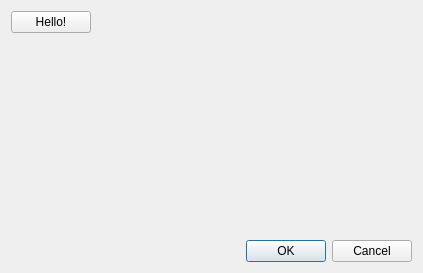
INF800/qgis_segment_anything, file segment_anything_dialog_base.ui: the form before one commit.
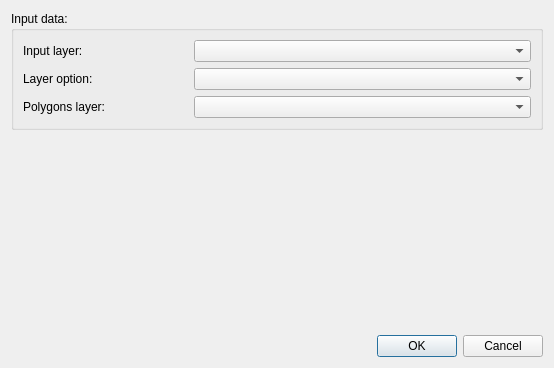
The form after the commit. Custom widgets are drawn as their Qt base class.

Commit message: ui: input data form

The edit to the form file:
```diff
--- a/segment_anything_dialog_base.ui
+++ b/segment_anything_dialog_base.ui
@@ -6,63 +6,130 @@
    <rect>
     <x>0</x>
     <y>0</y>
-    <width>423</width>
-    <height>273</height>
+    <width>554</width>
+    <height>368</height>
    </rect>
   </property>
   <property name="windowTitle">
    <string>Segment Anything</string>
   </property>
-  <layout class="QGridLayout" name="gridLayout">
+  <layout class="QGridLayout" name="gridLayout_2">
    <item row="0" column="0">
-    <widget class="QPushButton" name="pbHello">
-     <property name="text">
-      <string>Hello!</string>
+    <widget class="QgsCollapsibleGroupBox" name="mGroupBox_3">
+     <property name="sizePolicy">
+      <sizepolicy hsizetype="Preferred" vsizetype="Maximum">
+       <horstretch>0</horstretch>
+       <verstretch>0</verstretch>
+      </sizepolicy>
      </property>
+     <property name="title">
+      <string>Input data:</string>
+     </property>
+     <layout class="QGridLayout" name="gridLayout_5">
+      <item row="0" column="0">
+       <widget class="QLabel" name="lbInputDataLayer">
+        <property name="text">
+         <string>Input layer:</string>
+        </property>
+       </widget>
+      </item>
+      <item row="1" column="1" colspan="2">
+       <widget class="QComboBox" name="qmlcbInputDataLayerOption">
+        <property name="toolTip">
+         <string>&lt;html&gt;&lt;head/&gt;&lt;body&gt;&lt;p&gt;Defines what part of the &amp;quot;Input layer&amp;quot; should be processed.&lt;/p&gt;&lt;p&gt;&lt;br/&gt; - &amp;quot;&lt;span style=&quot; font-style:italic;&quot;&gt;Visible Part&lt;/span&gt;&amp;quot; allows to process the part currently visible on the map canvas.&lt;br/&gt; - &amp;quot;&lt;span style=&quot; font-style:italic;&quot;&gt;Entire Layer&lt;/span&gt;&amp;quot; allows to process the entire ortophoto file&lt;br/&gt; - &amp;quot;&lt;span style=&quot; font-style:italic;&quot;&gt;From Polygons&lt;/span&gt;&amp;quot; allows to select a polygon describing the area to be processed (e.g. if the processed field is a polygon, and we don't want to process outside of it)&lt;/p&gt;&lt;/body&gt;&lt;/html&gt;</string>
+        </property>
+       </widget>
+      </item>
+      <item row="1" column="0">
+       <widget class="QLabel" name="lbInputDataLayerOption">
+        <property name="text">
+         <string>Layer option:</string>
+        </property>
+       </widget>
+      </item>
+      <item row="0" column="1" colspan="2">
+       <widget class="QgsMapLayerComboBox" name="qmlcbInputDataLayer">
+        <property name="toolTip">
+         <string>&lt;html&gt;&lt;head/&gt;&lt;body&gt;&lt;p&gt;&lt;span style=&quot; font-weight:600;&quot;&gt;Layer which will be processed.&lt;/span&gt;&lt;/p&gt;&lt;p&gt;Most probably this is your ortophoto or map source (like satellite image from google earth).&lt;br/&gt;Needs to be a raster layer.&lt;/p&gt;&lt;/body&gt;&lt;/html&gt;</string>
+        </property>
+       </widget>
+      </item>
+      <item row="3" column="0">
+       <widget class="QLabel" name="lbInputDataPolygonsLayer">
+        <property name="text">
+         <string>Polygons layer:</string>
+        </property>
+       </widget>
+      </item>
+      <item row="3" column="1" colspan="2">
+       <widget class="QgsMapLayerComboBox" name="qmlcbInputDataPolygonsLayer">
+        <property name="toolTip">
+         <string>&lt;html&gt;&lt;head/&gt;&lt;body&gt;&lt;p&gt;Defines the layer which is being used as a mask for the processing of &amp;quot;Input layer&amp;quot;. &lt;br/&gt;Only pixels within this mask layer will be processed.&lt;/p&gt;&lt;p&gt;Needs to be a vector layer.&lt;/p&gt;&lt;/body&gt;&lt;/html&gt;</string>
+        </property>
+       </widget>
+      </item>
+     </layout>
     </widget>
    </item>
-   <item row="1" column="1">
-    <spacer name="verticalSpacer">
-     <property name="orientation">
-      <enum>Qt::Vertical</enum>
-     </property>
-     <property name="sizeHint" stdset="0">
-      <size>
-       <width>20</width>
-       <height>192</height>
-      </size>
-     </property>
-    </spacer>
-   </item>
-   <item row="2" column="1">
-    <layout class="QHBoxLayout" name="horizontalLayout">
-     <item>
-      <spacer name="horizontalSpacer">
+   <item row="1" column="0">
+    <layout class="QGridLayout" name="gridLayout">
+     <item row="1" column="0">
+      <layout class="QHBoxLayout" name="horizontalLayout">
+       <item>
+        <spacer name="horizontalSpacer">
+         <property name="orientation">
+          <enum>Qt::Horizontal</enum>
+         </property>
+         <property name="sizeHint" stdset="0">
+          <size>
+           <width>40</width>
+           <height>20</height>
+          </size>
+         </property>
+        </spacer>
+       </item>
+       <item>
+        <widget class="QDialogButtonBox" name="button_box">
+         <property name="orientation">
+          <enum>Qt::Horizontal</enum>
+         </property>
+         <property name="standardButtons">
+          <set>QDialogButtonBox::Cancel|QDialogButtonBox::Ok</set>
+         </property>
+        </widget>
+       </item>
+      </layout>
+     </item>
+     <item row="0" column="0">
+      <spacer name="verticalSpacer">
        <property name="orientation">
-        <enum>Qt::Horizontal</enum>
+        <enum>Qt::Vertical</enum>
        </property>
        <property name="sizeHint" stdset="0">
         <size>
-         <width>40</width>
-         <height>20</height>
+         <width>17</width>
+         <height>68</height>
         </size>
        </property>
       </spacer>
      </item>
-     <item>
-      <widget class="QDialogButtonBox" name="button_box">
-       <property name="orientation">
-        <enum>Qt::Horizontal</enum>
-       </property>
-       <property name="standardButtons">
-        <set>QDialogButtonBox::Cancel|QDialogButtonBox::Ok</set>
-       </property>
-      </widget>
-     </item>
     </layout>
    </item>
   </layout>
  </widget>
+ <customwidgets>
+  <customwidget>
+   <class>QgsCollapsibleGroupBox</class>
+   <extends>QGroupBox</extends>
+   <header>qgscollapsiblegroupbox.h</header>
+   <container>1</container>
+  </customwidget>
+  <customwidget>
+   <class>QgsMapLayerComboBox</class>
+   <extends>QComboBox</extends>
+   <header>qgsmaplayercombobox.h</header>
+  </customwidget>
+ </customwidgets>
  <resources/>
  <connections>
   <connection>
```
The commit also changes 1 other file.
